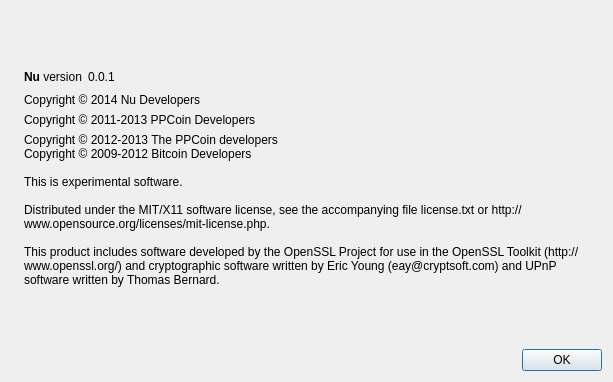
This is src/qt/forms/aboutdialog.ui in creon-nu/Nu as Qt 5 draws it before an edit. The edited form follows.
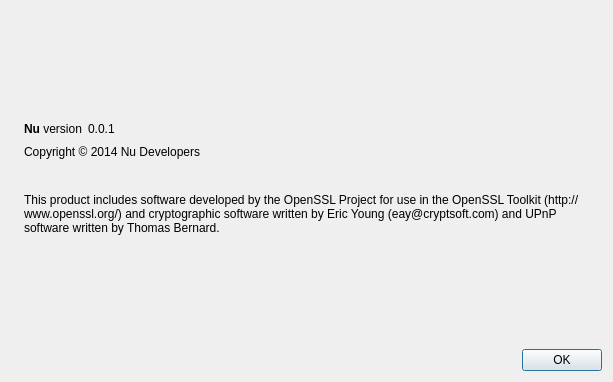
This is the edited form. Icons and pictures are not drawn.

Commit message: Removed MIT license in about dialog

Patch:
```diff
--- a/src/qt/forms/aboutdialog.ui
+++ b/src/qt/forms/aboutdialog.ui
@@ -92,28 +92,10 @@
        </property>
       </widget>
      </item>
-     <item>
-      <widget class="QLabel" name="label_ppcoin_copyright">
-       <property name="text">
-        <string>Copyright © 2011-2013 PPCoin Developers</string>
-       </property>
-       <property name="wordWrap">
-        <bool>true</bool>
-       </property>
-       <property name="textInteractionFlags">
-        <set>Qt::LinksAccessibleByMouse|Qt::TextSelectableByKeyboard|Qt::TextSelectableByMouse</set>
-       </property>
-      </widget>
-     </item>
      <item>
       <widget class="QLabel" name="label_2">
        <property name="text">
-        <string>Copyright © 2012-2013 The PPCoin developers
-Copyright © 2009-2012 Bitcoin Developers
-
-This is experimental software.
-
-Distributed under the MIT/X11 software license, see the accompanying file license.txt or http://www.opensource.org/licenses/mit-license.php.
+        <string>
 
 This product includes software developed by the OpenSSL Project for use in the OpenSSL Toolkit (http://www.openssl.org/) and cryptographic software written by Eric Young (eay@cryptsoft.com) and UPnP software written by Thomas Bernard.</string>
        </property>
```
